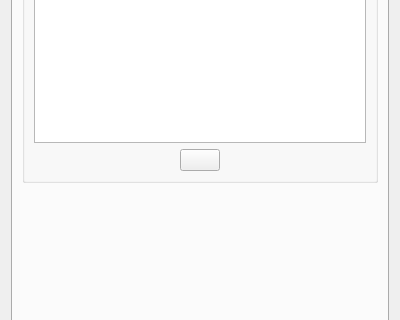
Above: glabels/ui/ObjectEditor.ui from jimevins/glabels-qt before the change; both pictures show x 0 to 400 and y 428 to 748 of the 400 by 853 pixel window. Below: the same form after it.
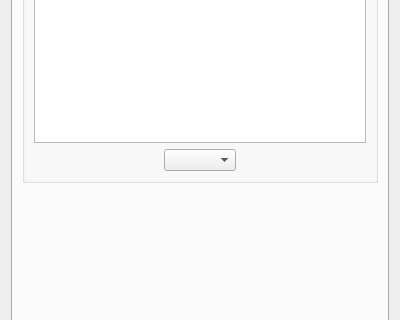
That is the form after the change. Icons and pictures are not drawn. Custom widgets are drawn as their Qt base class.

Commit message: Implemented "Insert field" button.

```diff
--- a/glabels/ui/ObjectEditor.ui
+++ b/glabels/ui/ObjectEditor.ui
@@ -486,11 +486,7 @@
                </spacer>
               </item>
               <item>
-               <widget class="QPushButton" name="textInsertFieldButton">
-                <property name="text">
-                 <string/>
-                </property>
-               </widget>
+               <widget class="FieldButton" name="textInsertFieldCombo"/>
               </item>
               <item>
                <spacer name="horizontalSpacer_2">
```
Left out of the diff: 35 changed lines with no effect on the pictures. The commit also changes 2 other files.
